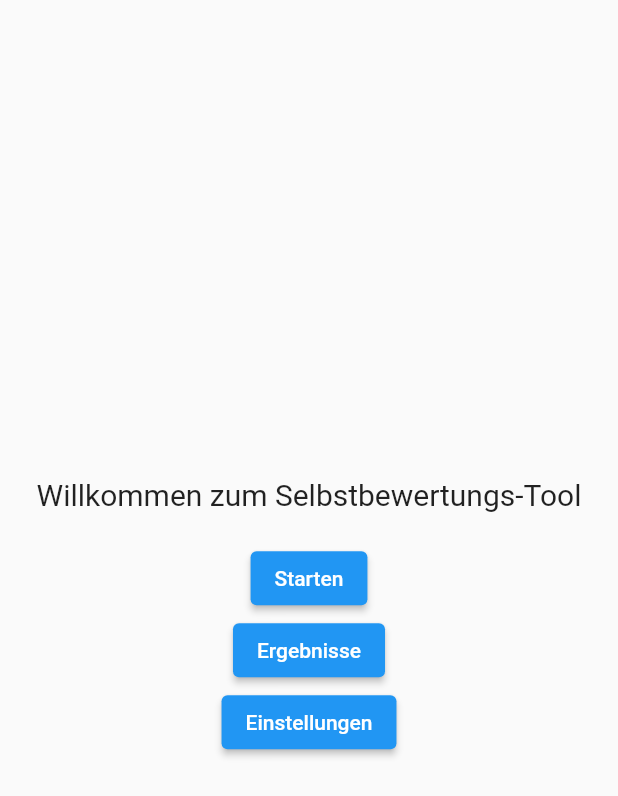
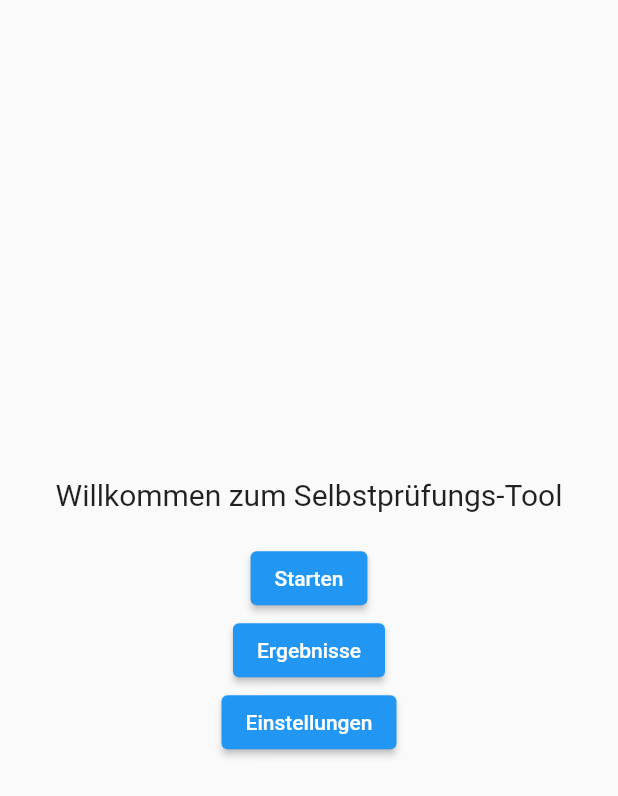
Before and after one commit to Paradoxianer/self_examintion, a Flutter app: the screen it shows after launch, on a phone screen of 412 x 824 dp. Shown: the top 796 px of the screen. Run offline on Flutter 3.47's test engine with Material 2 defaults, Android fonts, the phone set to English and light mode, and no system bars; our stand-ins replace fl_chart, shared_preferences.

Commit message:
Fixe the german name of this tool

```diff
--- a/lib/screens/home_screen.dart
+++ b/lib/screens/home_screen.dart
@@ -16,7 +16,7 @@ class HomeScreen extends StatelessWidget {
           mainAxisAlignment: MainAxisAlignment.center,
           children: [
             Text(
-              'Willkommen zum Selbstbewertungs-Tool',
+              'Willkommen zum Selbstprüfungs-Tool',
               style: TextStyle(fontSize: 20),
             ),
             SizedBox(height: 20),
```
